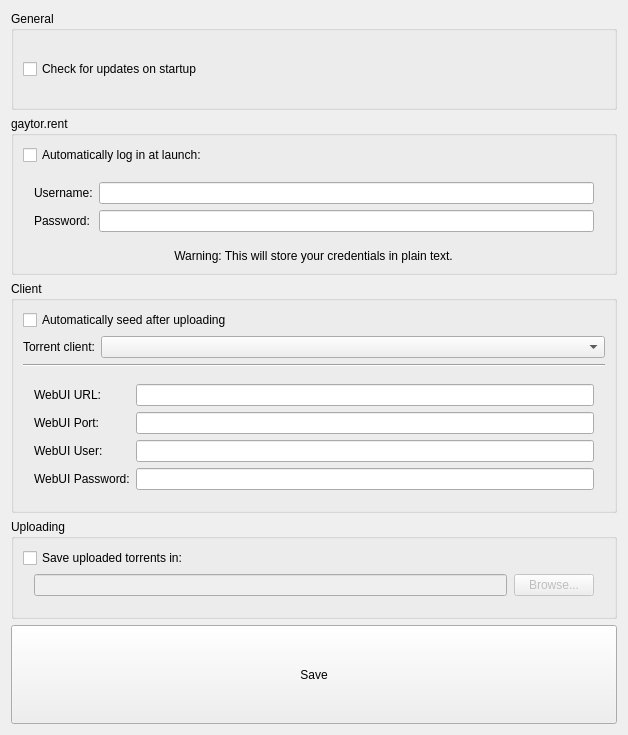
Old version of the form src/settingswindow.ui in the repository vancer0/guu-cpp.
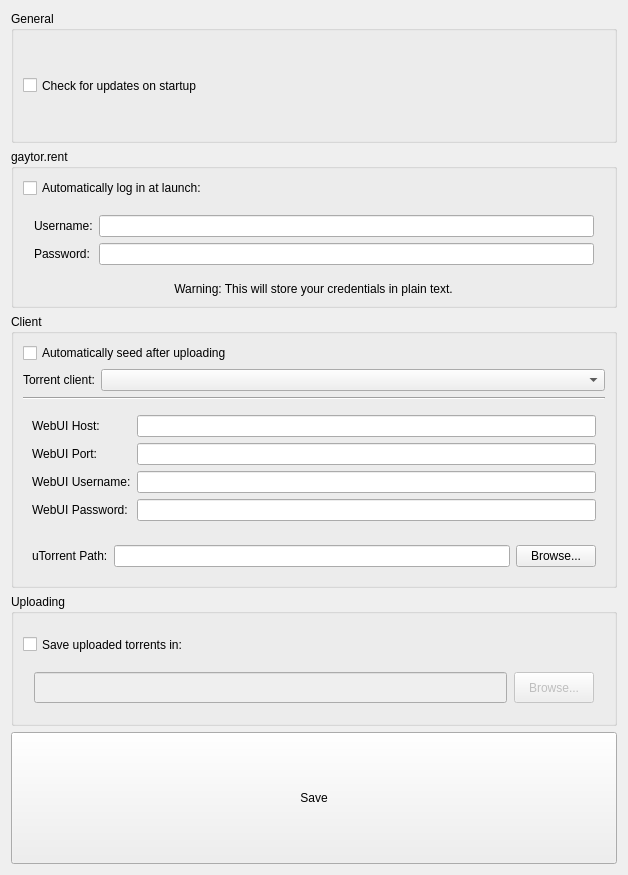
New version of the form. Icons and pictures are not drawn.

Patch:
```diff
--- a/src/settingswindow.ui
+++ b/src/settingswindow.ui
@@ -7,7 +7,7 @@
     <x>0</x>
     <y>0</y>
     <width>628</width>
-    <height>735</height>
+    <height>875</height>
    </rect>
   </property>
   <property name="sizePolicy">
@@ -261,107 +261,118 @@
        </widget>
       </item>
       <item>
-       <widget class="QWidget" name="qBitCreds" native="true">
-        <layout class="QGridLayout" name="gridLayout">
-         <property name="leftMargin">
-          <number>11</number>
-         </property>
-         <property name="topMargin">
-          <number>11</number>
-         </property>
-         <property name="rightMargin">
-          <number>11</number>
-         </property>
-         <property name="bottomMargin">
-          <number>11</number>
-         </property>
-         <item row="4" column="1">
-          <widget class="QLineEdit" name="webuiPwd">
+       <widget class="QWidget" name="qBitSettings" native="true">
+        <property name="sizePolicy">
+         <sizepolicy hsizetype="Preferred" vsizetype="Minimum">
+          <horstretch>0</horstretch>
+          <verstretch>0</verstretch>
+         </sizepolicy>
+        </property>
+        <layout class="QGridLayout" name="clientSettings">
+         <item row="1" column="0">
+          <widget class="QLabel" name="label_3">
+           <property name="text">
+            <string>WebUI Port:</string>
+           </property>
+          </widget>
+         </item>
+         <item row="2" column="0">
+          <widget class="QLabel" name="label_4">
+           <property name="text">
+            <string>WebUI Username:</string>
+           </property>
+          </widget>
+         </item>
+         <item row="0" column="0">
+          <widget class="QLabel" name="label">
+           <property name="sizePolicy">
+            <sizepolicy hsizetype="Minimum" vsizetype="Preferred">
+             <horstretch>0</horstretch>
+             <verstretch>0</verstretch>
+            </sizepolicy>
+           </property>
+           <property name="text">
+            <string>WebUI Host:</string>
+           </property>
+          </widget>
+         </item>
+         <item row="0" column="2">
+          <widget class="QLineEdit" name="qTorHost">
            <property name="sizePolicy">
             <sizepolicy hsizetype="Expanding" vsizetype="Minimum">
              <horstretch>0</horstretch>
              <verstretch>0</verstretch>
             </sizepolicy>
            </property>
-           <property name="echoMode">
-            <enum>QLineEdit::EchoMode::PasswordEchoOnEdit</enum>
-           </property>
           </widget>
          </item>
          <item row="3" column="0">
-          <widget class="QLabel" name="userLabel">
-           <property name="sizePolicy">
-            <sizepolicy hsizetype="Minimum" vsizetype="Minimum">
-             <horstretch>0</horstretch>
-             <verstretch>0</verstretch>
-            </sizepolicy>
-           </property>
-           <property name="text">
-            <string>WebUI User:</string>
-           </property>
-          </widget>
-         </item>
-         <item row="3" column="1">
-          <widget class="QLineEdit" name="webuiUser">
-           <property name="sizePolicy">
-            <sizepolicy hsizetype="Expanding" vsizetype="Minimum">
-             <horstretch>0</horstretch>
-             <verstretch>0</verstretch>
-            </sizepolicy>
-           </property>
-          </widget>
-         </item>
-         <item row="1" column="1">
-          <widget class="QLineEdit" name="webuiHost">
-           <property name="sizePolicy">
-            <sizepolicy hsizetype="Expanding" vsizetype="Minimum">
-             <horstretch>0</horstretch>
-             <verstretch>0</verstretch>
-            </sizepolicy>
-           </property>
-          </widget>
-         </item>
-         <item row="4" column="0">
-          <widget class="QLabel" name="pwdLabel">
-           <property name="sizePolicy">
-            <sizepolicy hsizetype="Minimum" vsizetype="Minimum">
-             <horstretch>0</horstretch>
-             <verstretch>0</verstretch>
-            </sizepolicy>
-           </property>
+          <widget class="QLabel" name="label_5">
            <property name="text">
             <string>WebUI Password:</string>
            </property>
           </widget>
          </item>
-         <item row="2" column="0">
-          <widget class="QLabel" name="portLabel">
+         <item row="1" column="2">
+          <widget class="QLineEdit" name="qTorPort">
            <property name="sizePolicy">
-            <sizepolicy hsizetype="Minimum" vsizetype="Minimum">
+            <sizepolicy hsizetype="Expanding" vsizetype="Minimum">
              <horstretch>0</horstretch>
              <verstretch>0</verstretch>
             </sizepolicy>
            </property>
-           <property name="text">
-            <string>WebUI Port:</string>
+          </widget>
+         </item>
+         <item row="2" column="2">
+          <widget class="QLineEdit" name="qTorUser">
+           <property name="sizePolicy">
+            <sizepolicy hsizetype="Expanding" vsizetype="Minimum">
+             <horstretch>0</horstretch>
+             <verstretch>0</verstretch>
+            </sizepolicy>
            </property>
           </widget>
          </item>
-         <item row="1" column="0">
-          <widget class="QLabel" name="hostLabel">
+         <item row="3" column="2">
+          <widget class="QLineEdit" name="qTorPass">
            <property name="sizePolicy">
+            <sizepolicy hsizetype="Expanding" vsizetype="Minimum">
+             <horstretch>0</horstretch>
+             <verstretch>0</verstretch>
+            </sizepolicy>
+           </property>
+           <property name="echoMode">
+            <enum>QLineEdit::EchoMode::Password</enum>
+           </property>
+          </widget>
+         </item>
+        </layout>
+       </widget>
+      </item>
+      <item>
+       <widget class="QWidget" name="uTorrSettings" native="true">
+        <property name="sizePolicy">
+         <sizepolicy hsizetype="Preferred" vsizetype="Minimum">
+          <horstretch>0</horstretch>
+          <verstretch>0</verstretch>
+         </sizepolicy>
+        </property>
+        <layout class="QHBoxLayout" name="uTorSettings">
+         <item>
+          <widget class="QLabel" name="label_6">
+           <property name="sizePolicy">
             <sizepolicy hsizetype="Minimum" vsizetype="Minimum">
              <horstretch>0</horstretch>
              <verstretch>0</verstretch>
             </sizepolicy>
            </property>
            <property name="text">
-            <string>WebUI URL:</string>
+            <string>uTorrent Path:</string>
            </property>
           </widget>
          </item>
-         <item row="2" column="1">
-          <widget class="QLineEdit" name="webuiPort">
+         <item>
+          <widget class="QLineEdit" name="uTorPath">
            <property name="sizePolicy">
             <sizepolicy hsizetype="Expanding" vsizetype="Minimum">
              <horstretch>0</horstretch>
@@ -370,6 +381,19 @@
            </property>
           </widget>
          </item>
+         <item>
+          <widget class="QPushButton" name="uTorBrowse">
+           <property name="sizePolicy">
+            <sizepolicy hsizetype="Minimum" vsizetype="Minimum">
+             <horstretch>0</horstretch>
+             <verstretch>0</verstretch>
+            </sizepolicy>
+           </property>
+           <property name="text">
+            <string>Browse...</string>
+           </property>
+          </widget>
+         </item>
         </layout>
        </widget>
       </item>
```
